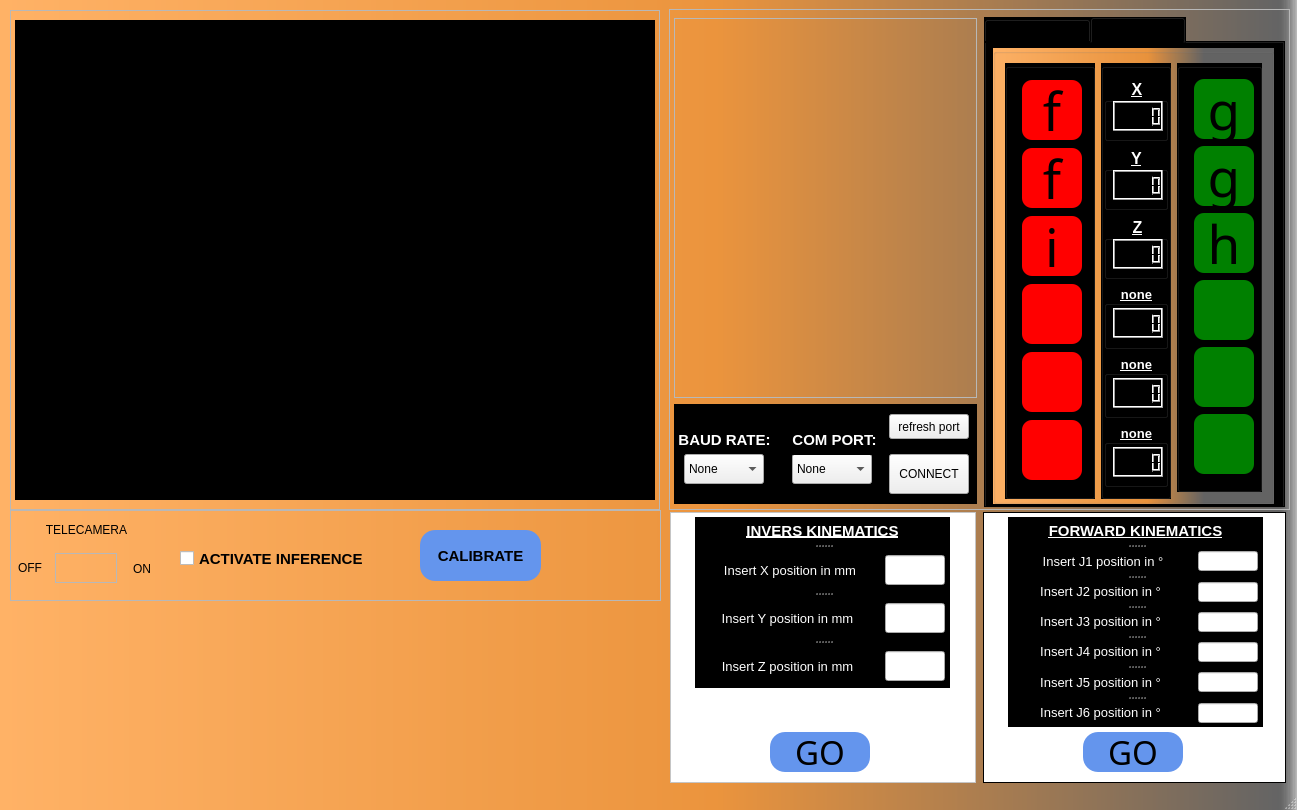
Old version of the form documents/mainwindow.ui in the repository AntonioConsiglio/5D-robot-consolle.
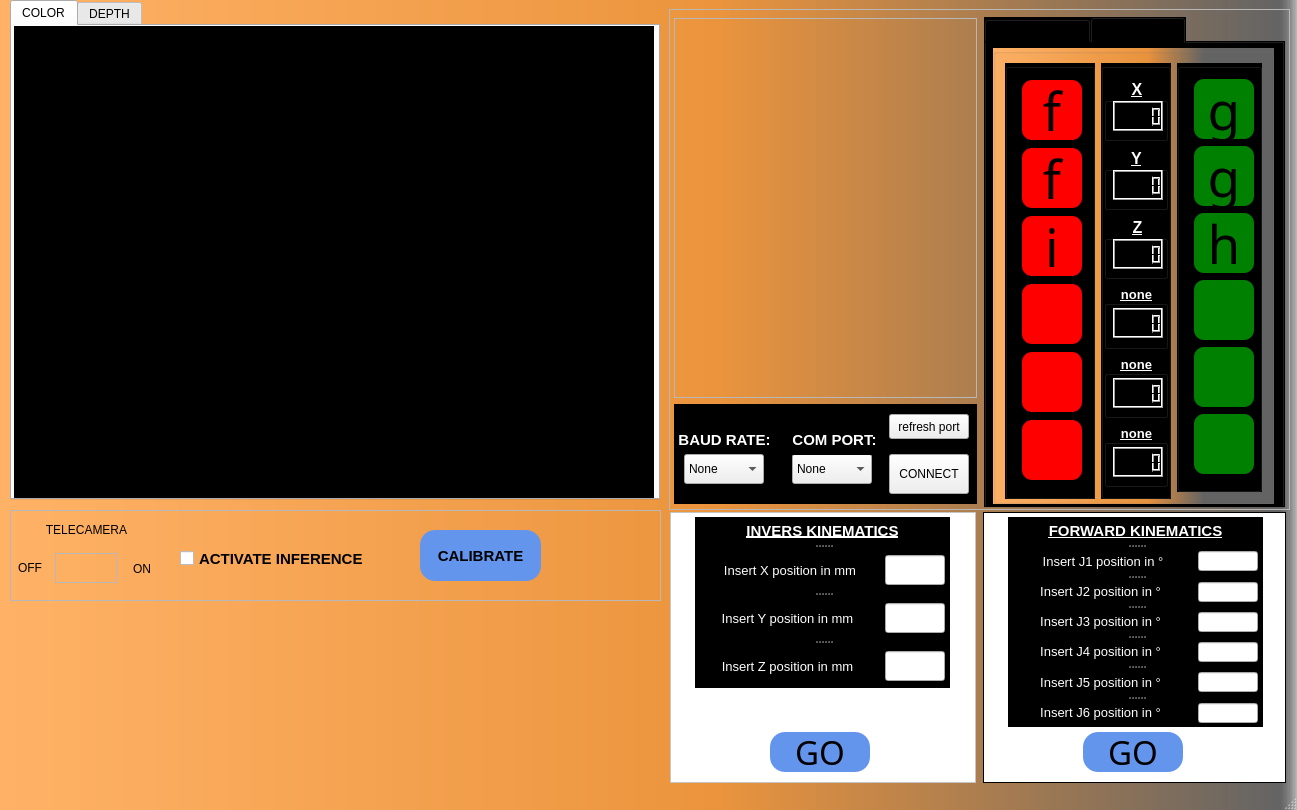
New version of the form. The open tabs and pages were chosen to show the change. Icons and pictures are not drawn.

Commit message: calibration camera to world cordinate finallyDONE

```diff
--- a/documents/mainwindow.ui
+++ b/documents/mainwindow.ui
@@ -38,11 +38,11 @@
      <verstretch>0</verstretch>
     </sizepolicy>
    </property>
-   <widget class="QFrame" name="camera_frame">
+   <widget class="QTabWidget" name="camera_tab">
     <property name="geometry">
      <rect>
       <x>10</x>
-      <y>10</y>
+      <y>0</y>
       <width>650</width>
       <height>500</height>
      </rect>
@@ -53,20 +53,42 @@
       <verstretch>0</verstretch>
      </sizepolicy>
     </property>
-    <property name="frameShape">
-     <enum>QFrame::StyledPanel</enum>
+    <property name="currentIndex">
+     <number>1</number>
     </property>
-    <property name="frameShadow">
-     <enum>QFrame::Sunken</enum>
-    </property>
-    <property name="lineWidth">
-     <number>2</number>
-    </property>
-    <widget class="QLabel" name="camera">
+    <widget class="QWidget" name="Color" native="true">
+     <attribute name="title">
+      <string>COLOR</string>
+     </attribute>
+     <widget class="QLabel" name="color_frames">
+      <property name="geometry">
+       <rect>
+        <x>2</x>
+        <y>0</y>
+        <width>640</width>
+        <height>480</height>
+       </rect>
+      </property>
+      <property name="styleSheet">
+       <string notr="true">QLabel
+{
+	background-color:black;
+}</string>
+      </property>
+      <property name="text">
+       <string/>
+      </property>
+     </widget>
+    </widget>
+    <widget class="QWidget" name="Depth">
+     <attribute name="title">
+      <string>DEPTH</string>
+     </attribute>
+     <widget class="QLabel" name="depth_frames">
      <property name="geometry">
       <rect>
-       <x>5</x>
-       <y>10</y>
+        <x>2</x>
+        <y>0</y>
        <width>640</width>
        <height>480</height>
       </rect>
@@ -80,6 +102,7 @@
      <property name="text">
       <string/>
      </property>
+     </widget>
     </widget>
    </widget>
    <widget class="QFrame" name="frame">
@@ -3051,7 +3074,7 @@
      <x>0</x>
      <y>0</y>
      <width>1297</width>
-     <height>26</height>
+     <height>21</height>
     </rect>
    </property>
   </widget>
```
Lines whose indentation alone changed are shown as unchanged. The commit also changes 6 other files.
